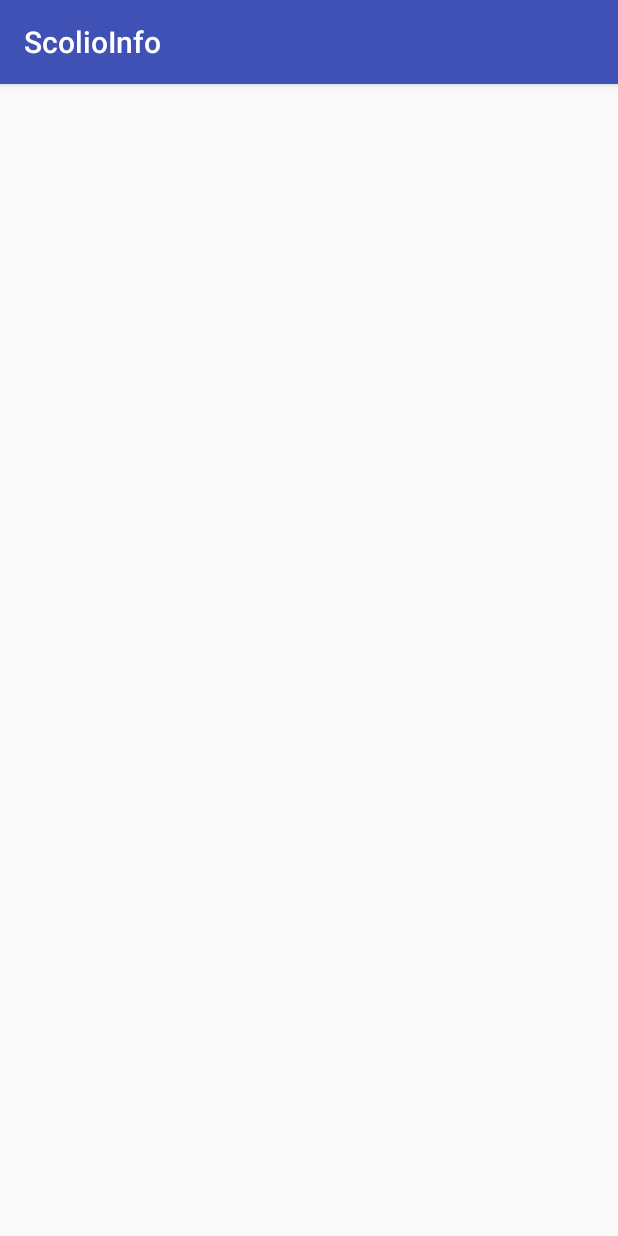
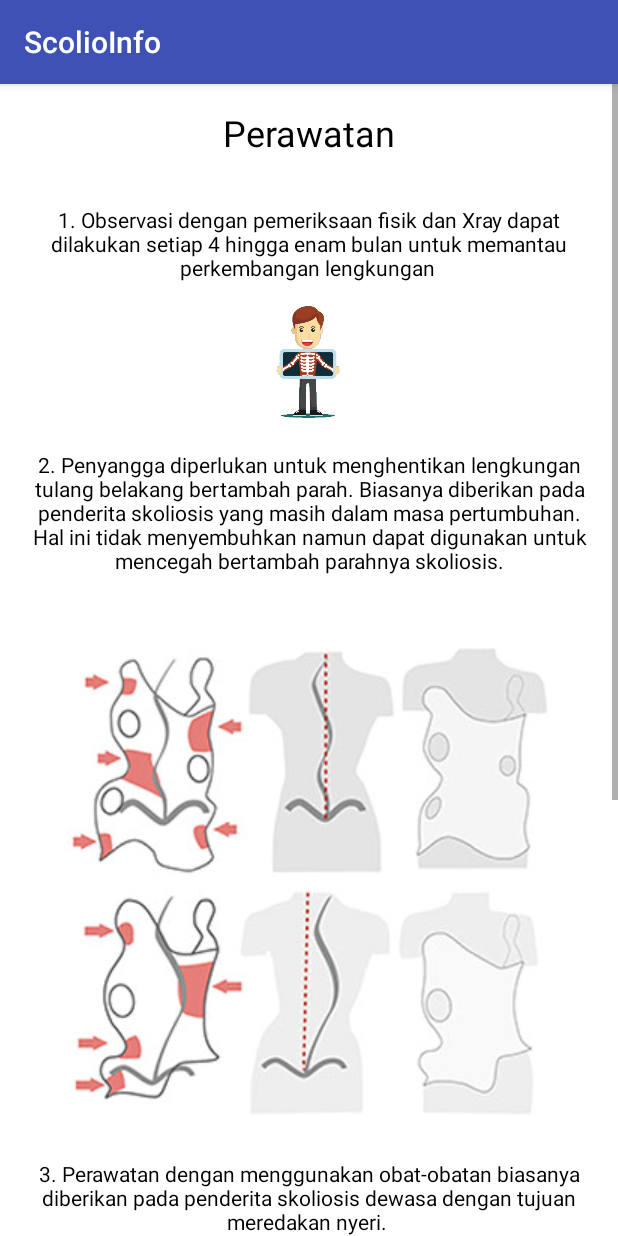
Before and after one commit to vlouchi/ScolioInfo, an Android app: the pengobatan screen opened directly, with no data from a screen before it, on a phone screen of 412 x 824 dp. Run offline under Robolectric (Android 15) with nearby library versions, the phone set to English and light mode, and no system bars.

Commit message:
layout perawatan sudah dibuat

```diff
--- a/app/src/main/res/layout/activity_pengobatan.xml
+++ b/app/src/main/res/layout/activity_pengobatan.xml
@@ -1,9 +1,93 @@
 <?xml version="1.0" encoding="utf-8"?>
-<android.support.constraint.ConstraintLayout xmlns:android="http://schemas.android.com/apk/res/android"
-    xmlns:app="http://schemas.android.com/apk/res-auto"
-    xmlns:tools="http://schemas.android.com/tools"
+<ScrollView android:layout_height="match_parent"
     android:layout_width="match_parent"
-    android:layout_height="match_parent"
-    tools:context="com.example.android.scolioinfo.pengobatan">
+    xmlns:android="http://schemas.android.com/apk/res/android">
 
-</android.support.constraint.ConstraintLayout>
+    <LinearLayout
+        android:background="@android:color/white"
+        android:layout_height="match_parent"
+        android:layout_width="match_parent"
+        android:orientation="vertical"
+        xmlns:android="http://schemas.android.com/apk/res/android" >
+
+        <TextView
+            android:layout_width="match_parent"
+            android:layout_height="wrap_content"
+            android:text="Perawatan"
+            android:textSize="24sp"
+            android:textColor="@android:color/black"
+            android:shadowColor="@color/colorPrimary"
+            android:gravity="center_horizontal"
+            android:layout_margin="16dp"
+            />
+        <TextView
+            android:layout_width="match_parent"
+            android:layout_height="wrap_content"
+            android:text="1. Observasi dengan pemeriksaan fisik dan Xray dapat dilakukan setiap 4 hingga enam bulan untuk memantau perkembangan lengkungan "
+            android:textColor="@android:color/black"
+            android:textSize="14sp"
+            android:gravity="center"
+            android:layout_margin="16dp"
+            />
+        <ImageView
+            android:layout_width="70dp"
+            android:layout_height="80dp"
+            android:layout_gravity="center_horizontal"
+            android:src="@drawable/personalxray"
+            />
+
+
+
+        <TextView
+            android:layout_width="match_parent"
+            android:layout_height="wrap_content"
+            android:text="2. Penyangga diperlukan untuk menghentikan lengkungan tulang belakang bertambah parah. Biasanya diberikan pada penderita skoliosis yang masih dalam masa pertumbuhan. Hal ini tidak menyembuhkan namun dapat digunakan untuk mencegah bertambah parahnya skoliosis."
+            android:textColor="@android:color/black"
+            android:textSize="14sp"
+            android:gravity="center"
+            android:layout_margin="16dp"
+            />
+        <ImageView
+            android:layout_width="wrap_content"
+            android:layout_height="wrap_content"
+            android:layout_gravity="center_horizontal"
+            android:src="@drawable/bracecrop"
+            />
+
+        <TextView
+            android:layout_width="match_parent"
+            android:layout_height="wrap_content"
+            android:text="3. Perawatan dengan menggunakan obat-obatan biasanya diberikan pada penderita skoliosis dewasa dengan tujuan meredakan nyeri. "
+            android:textColor="@android:color/black"
+            android:textSize="14sp"
+            android:gravity="center"
+            android:layout_margin="16dp"
+            />
+        <ImageView
+            android:layout_width="wrap_content"
+            android:layout_height="wrap_content"
+            android:layout_gravity="center_horizontal"
+            android:src="@drawable/medicine"
+            />
+
+
+        <TextView
+            android:layout_width="match_parent"
+            android:layout_height="wrap_content"
+            android:text="4. . Operasi hanya dilakukan apabila perawatan skoliosis lainnya tidak berhasil. Operasi akan memperkuat tulang belakang menggunakan sekrup dan tangkai baja."
+            android:textColor="@android:color/black"
+            android:textSize="14sp"
+            android:gravity="center"
+            android:layout_margin="16dp"
+            />
+        <ImageView
+            android:layout_width="wrap_content"
+            android:layout_height="wrap_content"
+            android:layout_gravity="center_horizontal"
+            android:src="@drawable/srugery"
+            />
+
+    </LinearLayout>
+
+
+</ScrollView>
```
Also changed, not shown: app/src/main/res/drawable/bracecrop.png (added), app/src/main/res/drawable/medicine.png (added), app/src/main/res/drawable/personalxray.png (added), app/src/main/res/drawable/srugery.png (added).
